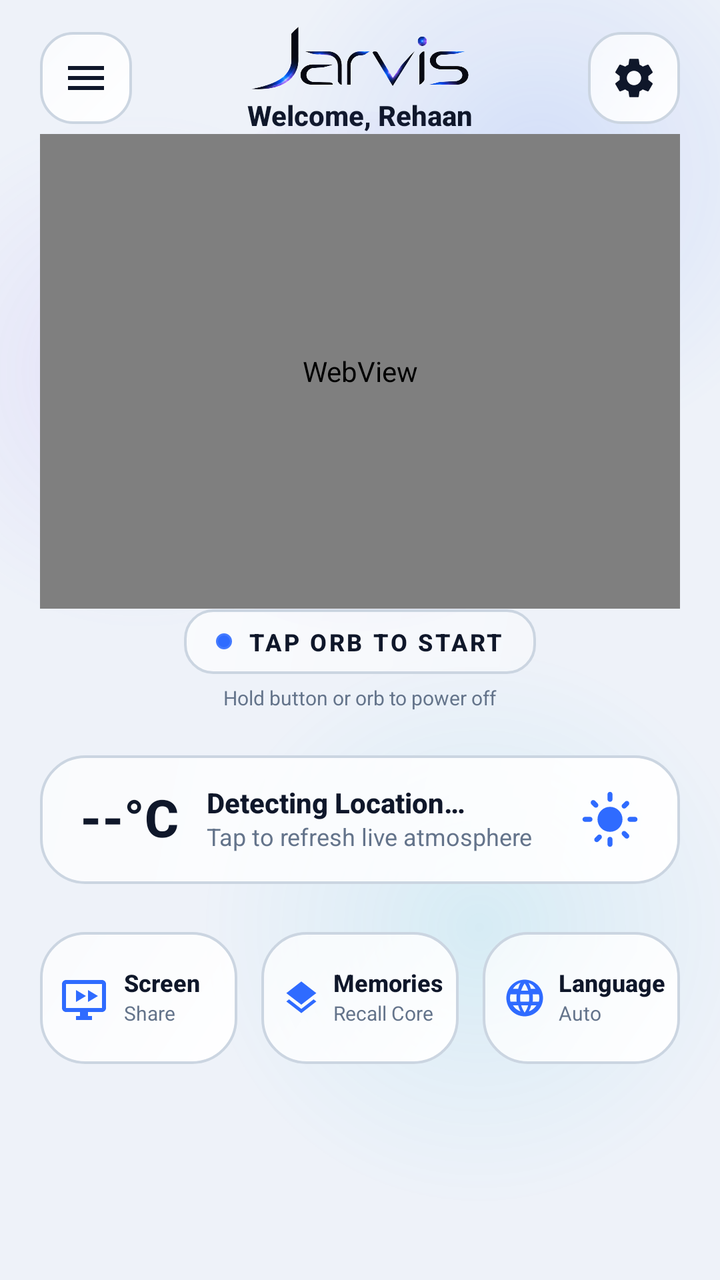
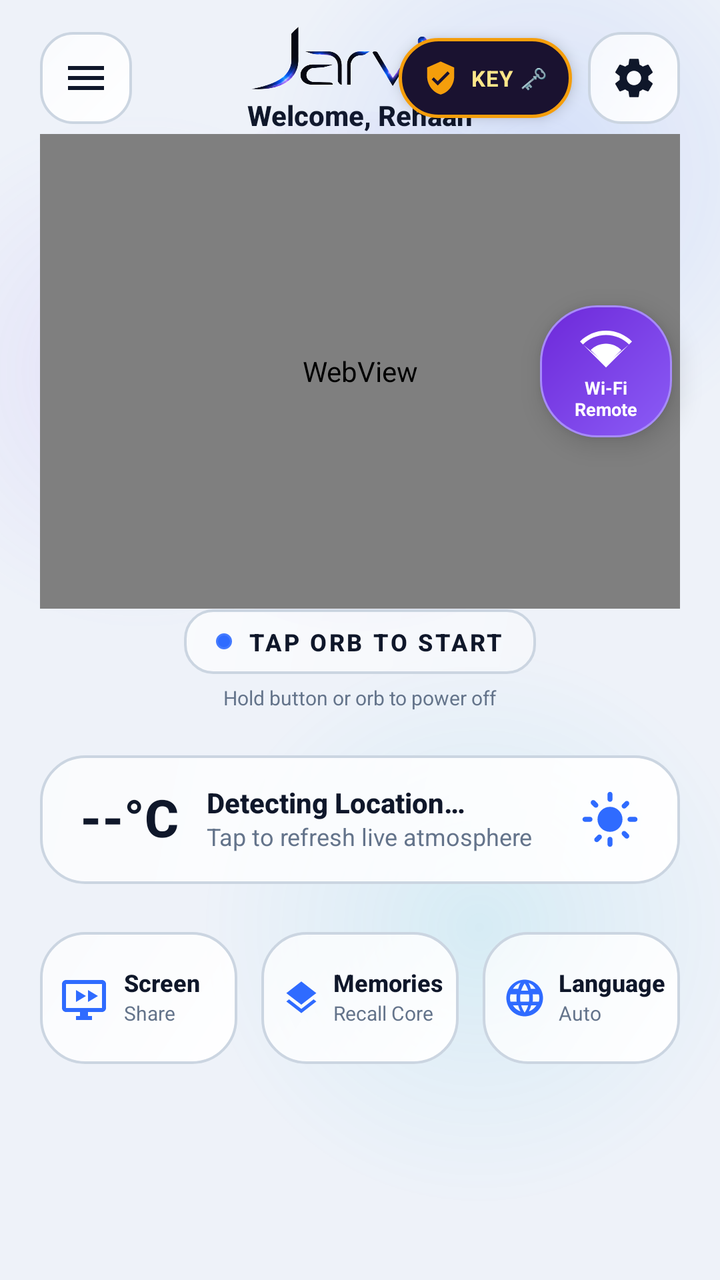

Screens rendered from an Android XML layout before and after an edit, with the pre-edit source and the edit as a unified diff.
<!-- AndroidManifest.xml: application theme Theme.JarvisAssistant -->
<!-- res/layout/fragment_home.xml -->
<?xml version="1.0" encoding="utf-8"?>
<androidx.constraintlayout.widget.ConstraintLayout
    xmlns:android="http://schemas.android.com/apk/res/android"
    xmlns:app="http://schemas.android.com/apk/res-auto"
    android:layout_width="match_parent"
    android:layout_height="match_parent"
    android:background="?attr/themeBg"
    android:clipChildren="false"
    android:clipToPadding="false"
    android:paddingStart="20dp"
    android:paddingEnd="20dp"
    android:paddingTop="16dp"
    android:paddingBottom="96dp">

    
    <View
        android:id="@+id/glowOrbTopRight"
        android:layout_width="280dp"
        android:layout_height="280dp"
        android:layout_marginTop="-70dp"
        android:layout_marginEnd="-70dp"
        android:background="?attr/themeGlowBlob1"
        app:layout_constraintTop_toTopOf="parent"
        app:layout_constraintEnd_toEndOf="parent" />

    <View
        android:id="@+id/glowOrbCenterLeft"
        android:layout_width="260dp"
        android:layout_height="260dp"
        android:layout_marginStart="-80dp"
        android:background="?attr/themeGlowBlob2"
        app:layout_constraintTop_toTopOf="@id/orbContainer"
        app:layout_constraintBottom_toBottomOf="@id/orbContainer"
        app:layout_constraintStart_toStartOf="parent" />

    <View
        android:id="@+id/glowOrbBottom"
        android:layout_width="280dp"
        android:layout_height="280dp"
        android:layout_marginBottom="-60dp"
        android:layout_marginEnd="-40dp"
        android:background="?attr/themeGlowBlob3"
        app:layout_constraintBottom_toBottomOf="parent"
        app:layout_constraintEnd_toEndOf="parent" />

    
    <ImageButton
        android:id="@+id/btnTopChat"
        android:layout_width="46dp"
        android:layout_height="46dp"
        android:background="@drawable/bg_jarvis_icon_square"
        android:src="@drawable/ic_menu"
        app:tint="?attr/themeTextPrimary"
        android:contentDescription="Open Menu Drawer"
        app:layout_constraintTop_toTopOf="parent"
        app:layout_constraintStart_toStartOf="parent" />

    <LinearLayout
        android:id="@+id/layoutTitle"
        android:layout_width="wrap_content"
        android:layout_height="wrap_content"
        android:orientation="vertical"
        android:gravity="center"
        app:layout_constraintTop_toTopOf="@id/btnTopChat"
        app:layout_constraintBottom_toBottomOf="@id/btnTopChat"
        app:layout_constraintStart_toStartOf="parent"
        app:layout_constraintEnd_toEndOf="parent">

        <ImageView
            android:id="@+id/ivHeaderJarvisLogo"
            android:layout_width="110dp"
            android:layout_height="34dp"
            android:src="@drawable/ic_jarvis_logo"
            android:scaleType="fitCenter"
            android:contentDescription="Jarvis Logo" />

        <TextView
            android:id="@+id/tvGreeting"
            android:layout_width="wrap_content"
            android:layout_height="wrap_content"
            android:text="Welcome, Rehaan"
            android:textColor="?attr/themeTextPrimary"
            android:textSize="14sp"
            android:textStyle="bold"
            android:fontFamily="sans-serif-medium"
            android:layout_marginTop="2dp" />
    </LinearLayout>

    <ImageButton
        android:id="@+id/btnTopSettings"
        android:layout_width="46dp"
        android:layout_height="46dp"
        android:background="@drawable/bg_jarvis_icon_square"
        android:src="@drawable/ic_nav_settings"
        app:tint="?attr/themeTextPrimary"
        android:contentDescription="Settings"
        app:layout_constraintTop_toTopOf="parent"
        app:layout_constraintEnd_toEndOf="parent" />

    
    <FrameLayout
        android:id="@+id/orbContainer"
        android:layout_width="match_parent"
        android:layout_height="0dp"
        android:clipChildren="false"
        android:clipToPadding="false"
        app:layout_constraintHeight_percent="0.45"
        app:layout_constraintVertical_bias="0.45"
        app:layout_constraintTop_toBottomOf="@id/layoutTitle"
        app:layout_constraintBottom_toTopOf="@id/layoutStatusIndicator"
        app:layout_constraintStart_toStartOf="parent"
        app:layout_constraintEnd_toEndOf="parent">

        <View
            android:id="@+id/orbHaloRing"
            android:layout_width="260dp"
            android:layout_height="260dp"
            android:layout_gravity="center"
            android:background="@drawable/bg_jarvis_orb_halo" />

        <WebView
            android:id="@+id/orbWebView"
            android:layout_width="match_parent"
            android:layout_height="match_parent"
            android:layout_gravity="center"
            android:background="@android:color/transparent" />
    </FrameLayout>

    
    <LinearLayout
        android:id="@+id/layoutStatusIndicator"
        android:layout_width="wrap_content"
        android:layout_height="wrap_content"
        android:orientation="vertical"
        android:gravity="center"
        android:layout_marginBottom="22dp"
        app:layout_constraintBottom_toTopOf="@id/cardWeather"
        app:layout_constraintStart_toStartOf="parent"
        app:layout_constraintEnd_toEndOf="parent">

        <LinearLayout
            android:layout_width="wrap_content"
            android:layout_height="wrap_content"
            android:orientation="horizontal"
            android:gravity="center_vertical"
            android:background="@drawable/bg_jarvis_status_badge"
            android:paddingHorizontal="16dp"
            android:paddingVertical="8dp">

            <View
                android:id="@+id/dotStatusGlow"
                android:layout_width="8dp"
                android:layout_height="8dp"
                android:background="@drawable/bg_jarvis_mic_center"
                android:backgroundTint="?attr/themeAccent" />

            <TextView
                android:id="@+id/tvListeningStatus"
                android:layout_width="wrap_content"
                android:layout_height="wrap_content"
                android:text="TAP ORB TO START"
                android:textColor="?attr/themeTextPrimary"
                android:textSize="12sp"
                android:letterSpacing="0.10"
                android:textStyle="bold"
                android:fontFamily="sans-serif-medium"
                android:layout_marginStart="8dp" />
        </LinearLayout>

        <TextView
            android:id="@+id/tvHoldHint"
            android:layout_width="wrap_content"
            android:layout_height="wrap_content"
            android:text="Hold button or orb to power off"
            android:textColor="?attr/themeTextMuted"
            android:textSize="10sp"
            android:fontFamily="sans-serif"
            android:layout_marginTop="5dp" />
    </LinearLayout>

    
    <LinearLayout
        android:id="@+id/cardWeather"
        android:layout_width="match_parent"
        android:layout_height="wrap_content"
        android:orientation="horizontal"
        android:gravity="center_vertical"
        android:background="@drawable/bg_jarvis_action_card"
        android:paddingStart="20dp"
        android:paddingEnd="20dp"
        android:paddingTop="16dp"
        android:paddingBottom="16dp"
        android:clickable="true"
        android:focusable="true"
        android:layout_marginBottom="24dp"
        app:layout_constraintBottom_toTopOf="@id/layoutActionGrid"
        app:layout_constraintStart_toStartOf="parent"
        app:layout_constraintEnd_toEndOf="parent">

        <TextView
            android:id="@+id/tvTemperature"
            android:layout_width="wrap_content"
            android:layout_height="wrap_content"
            android:text="--°C"
            android:textColor="?attr/themeTextPrimary"
            android:textSize="26sp"
            android:fontFamily="sans-serif-medium"
            android:textStyle="bold"
            android:includeFontPadding="false"
            android:layout_marginEnd="14dp" />

        <LinearLayout
            android:layout_width="0dp"
            android:layout_height="wrap_content"
            android:layout_weight="1"
            android:orientation="vertical">

            <TextView
                android:id="@+id/tvWeatherCondition"
                android:layout_width="wrap_content"
                android:layout_height="wrap_content"
                android:text="Detecting Location&#8230;"
                android:textColor="?attr/themeTextPrimary"
                android:textSize="14sp"
                android:fontFamily="sans-serif-medium"
                android:textStyle="bold"
                android:includeFontPadding="false" />

            <TextView
                android:id="@+id/tvWeatherDetails"
                android:layout_width="wrap_content"
                android:layout_height="wrap_content"
                android:text="Tap to refresh live atmosphere"
                android:textColor="?attr/themeTextMuted"
                android:textSize="12sp"
                android:fontFamily="sans-serif"
                android:includeFontPadding="false"
                android:layout_marginTop="2dp" />
        </LinearLayout>

        <ImageView
            android:id="@+id/ivWeatherIcon"
            android:layout_width="30dp"
            android:layout_height="30dp"
            android:src="@drawable/ic_weather_sun"
            app:tint="?attr/themeAccent"
            android:contentDescription="Weather"
            android:layout_marginStart="8dp" />
    </LinearLayout>

    
    <LinearLayout
        android:id="@+id/layoutActionGrid"
        android:layout_width="match_parent"
        android:layout_height="wrap_content"
        android:orientation="horizontal"
        android:layout_marginBottom="12dp"
        app:layout_constraintBottom_toBottomOf="parent"
        app:layout_constraintStart_toStartOf="parent"
        app:layout_constraintEnd_toEndOf="parent">

        
        <LinearLayout
            android:id="@+id/btnScreenShareQuick"
            android:layout_width="0dp"
            android:layout_height="66dp"
            android:layout_weight="1"
            android:layout_marginEnd="6dp"
            android:background="@drawable/bg_jarvis_action_card"
            android:orientation="horizontal"
            android:gravity="center_vertical"
            android:paddingStart="10dp"
            android:paddingEnd="6dp"
            android:clickable="true"
            android:focusable="true"
            android:contentDescription="Start or stop screen sharing">

            <ImageView
                android:layout_width="24dp"
                android:layout_height="24dp"
                android:src="@drawable/ic_screen_share"
                app:tint="?attr/themeAccent"
                android:layout_marginEnd="8dp" />

            <LinearLayout
                android:layout_width="wrap_content"
                android:layout_height="wrap_content"
                android:orientation="vertical">

                <TextView
                    android:layout_width="wrap_content"
                    android:layout_height="wrap_content"
                    android:text="Screen"
                    android:textColor="?attr/themeTextPrimary"
                    android:textSize="12sp"
                    android:textStyle="bold"
                    android:fontFamily="sans-serif-medium"
                    android:includeFontPadding="false" />

                <TextView
                    android:id="@+id/tvQuickScreenShareStatus"
                    android:layout_width="wrap_content"
                    android:layout_height="wrap_content"
                    android:text="Share"
                    android:textColor="?attr/themeTextMuted"
                    android:textSize="10sp"
                    android:fontFamily="sans-serif"
                    android:includeFontPadding="false"
                    android:layout_marginTop="2dp" />
            </LinearLayout>
        </LinearLayout>

        
        <LinearLayout
            android:id="@+id/btnSavedMemories"
            android:layout_width="0dp"
            android:layout_height="66dp"
            android:layout_weight="1"
            android:layout_marginStart="6dp"
            android:layout_marginEnd="6dp"
            android:background="@drawable/bg_jarvis_action_card"
            android:orientation="horizontal"
            android:gravity="center_vertical"
            android:paddingStart="10dp"
            android:paddingEnd="6dp"
            android:clickable="true"
            android:focusable="true">

            <ImageView
                android:layout_width="20dp"
                android:layout_height="20dp"
                android:src="@drawable/ic_stack_memory"
                app:tint="?attr/themeAccent"
                android:layout_marginEnd="6dp" />

            <LinearLayout
                android:layout_width="wrap_content"
                android:layout_height="wrap_content"
                android:orientation="vertical">

                <TextView
                    android:layout_width="wrap_content"
                    android:layout_height="wrap_content"
                    android:text="Memories"
                    android:textColor="?attr/themeTextPrimary"
                    android:textSize="12sp"
                    android:textStyle="bold"
                    android:fontFamily="sans-serif-medium"
                    android:includeFontPadding="false" />

                <TextView
                    android:layout_width="wrap_content"
                    android:layout_height="wrap_content"
                    android:text="Recall Core"
                    android:textColor="?attr/themeTextMuted"
                    android:textSize="10sp"
                    android:fontFamily="sans-serif"
                    android:includeFontPadding="false"
                    android:layout_marginTop="2dp" />
            </LinearLayout>
        </LinearLayout>

        
        <LinearLayout
            android:id="@+id/btnConversationLanguageQuick"
            android:layout_width="0dp"
            android:layout_height="66dp"
            android:layout_weight="1"
            android:layout_marginStart="6dp"
            android:background="@drawable/bg_jarvis_action_card"
            android:orientation="horizontal"
            android:gravity="center_vertical"
            android:paddingStart="10dp"
            android:paddingEnd="6dp"
            android:clickable="true"
            android:focusable="true">

            <ImageView
                android:layout_width="22dp"
                android:layout_height="22dp"
                android:src="@drawable/ic_settings_language"
                app:tint="?attr/themeAccent"
                android:layout_marginEnd="6dp" />

            <LinearLayout
                android:layout_width="wrap_content"
                android:layout_height="wrap_content"
                android:orientation="vertical">

                <TextView
                    android:layout_width="wrap_content"
                    android:layout_height="wrap_content"
                    android:text="Language"
                    android:textColor="?attr/themeTextPrimary"
                    android:textSize="12sp"
                    android:textStyle="bold"
                    android:fontFamily="sans-serif-medium"
                    android:includeFontPadding="false" />

                <TextView
                    android:id="@+id/tvQuickLanguageStatus"
                    android:layout_width="wrap_content"
                    android:layout_height="wrap_content"
                    android:text="Auto"
                    android:textColor="?attr/themeTextMuted"
                    android:textSize="10sp"
                    android:fontFamily="sans-serif"
                    android:singleLine="true"
                    android:maxLines="1"
                    android:ellipsize="end"
                    android:includeFontPadding="false"
                    android:layout_marginTop="2dp" />
            </LinearLayout>
        </LinearLayout>

    </LinearLayout>

    
    <LinearLayout
        android:id="@+id/cardLiveError"
        android:layout_width="0dp"
        android:layout_height="wrap_content"
        android:orientation="vertical"
        android:background="@drawable/bg_jarvis_error_card"
        android:padding="20dp"
        android:layout_marginStart="24dp"
        android:layout_marginEnd="24dp"
        android:elevation="32dp"
        android:translationZ="32dp"
        android:clickable="true"
        android:focusable="true"
        android:visibility="gone"
        app:layout_constraintTop_toTopOf="@id/orbContainer"
        app:layout_constraintBottom_toBottomOf="@id/orbContainer"
        app:layout_constraintStart_toStartOf="parent"
        app:layout_constraintEnd_toEndOf="parent">

        <LinearLayout
            android:layout_width="match_parent"
            android:layout_height="wrap_content"
            android:orientation="horizontal"
            android:gravity="center_vertical">

            <ImageView
                android:id="@+id/ivLiveErrorIcon"
                android:layout_width="24dp"
                android:layout_height="24dp"
                android:src="@drawable/ic_warning"
                app:tint="#EF4444" />

            <TextView
                android:id="@+id/tvLiveErrorTitle"
                android:layout_width="0dp"
                android:layout_height="wrap_content"
                android:layout_weight="1"
                android:layout_marginStart="10dp"
                android:text="API KEY ERROR"
                android:textColor="#EF4444"
                android:textSize="14sp"
                android:letterSpacing="0.08"
                android:fontFamily="sans-serif-medium"
                android:textStyle="bold" />

            <ImageButton
                android:id="@+id/btnDismissLiveError"
                android:layout_width="36dp"
                android:layout_height="36dp"
                android:background="?attr/selectableItemBackgroundBorderless"
                android:src="@drawable/ic_close"
                app:tint="?attr/themeTextMuted"
                android:contentDescription="Dismiss" />
        </LinearLayout>

        <TextView
            android:id="@+id/tvLiveErrorMessage"
            android:layout_width="match_parent"
            android:layout_height="wrap_content"
            android:layout_marginTop="10dp"
            android:text="Google rejected the API key: 400 Bad Request. Please update your API key in Settings."
            android:textColor="?attr/themeTextPrimary"
            android:textSize="13sp"
            android:lineSpacingExtra="3dp" />

        <Button
            android:id="@+id/btnFixLiveError"
            android:layout_width="wrap_content"
            android:layout_height="40dp"
            android:layout_marginTop="14dp"
            android:paddingHorizontal="20dp"
            android:text="OPEN API SETTINGS"
            android:textSize="12sp"
            android:textStyle="bold"
            android:background="@drawable/bg_jarvis_pill_button"
            app:backgroundTint="@null"
            android:textColor="#FFFFFF" />
    </LinearLayout>

</androidx.constraintlayout.widget.ConstraintLayout>
<!-- resources referenced by this layout -->
<resources>
  <!-- drawable bg_jarvis_orb_halo (drawable) -->
  <?xml version="1.0" encoding="utf-8"?>
  <shape xmlns:android="http://schemas.android.com/apk/res/android"
      android:shape="oval">
      <gradient
          android:type="radial"
          android:gradientRadius="160dp"
          android:startColor="#1F5B8CFF"
          android:centerColor="#0D8B5CF6"
          android:endColor="#00000000" />
  </shape>
  <!-- drawable ic_menu (drawable) -->
  <vector xmlns:android="http://schemas.android.com/apk/res/android"
      android:width="24dp"
      android:height="24dp"
      android:viewportWidth="24"
      android:viewportHeight="24">
      <path
          android:fillColor="@color/naira_text_pink"
          android:pathData="M3,18h18v-2H3v2zm0,-5h18v-2H3v2zm0,-7v2h18V6H3z" />
  </vector>
  <!-- drawable ic_warning (drawable) -->
  <vector xmlns:android="http://schemas.android.com/apk/res/android"
      android:width="24dp"
      android:height="24dp"
      android:viewportWidth="24"
      android:viewportHeight="24">
    <path
        android:fillColor="#FFFFFFFF"
        android:pathData="M1,21h22L12,2 1,21zM13,18h-2v-2h2v2zM13,14h-2v-4h2v4z"/>
  </vector>
  <style name="Theme.JarvisAssistant" parent="Theme.JarvisAssistant.Light" />
  <color name="naira_text_pink">#475569</color>
  <!-- drawable bg_liquid_glow_light_2 (drawable) -->
  <?xml version="1.0" encoding="utf-8"?>
  <shape xmlns:android="http://schemas.android.com/apk/res/android"
      android:shape="oval">
      <gradient
          android:type="radial"
          android:gradientRadius="130dp"
          android:startColor="#208B5CF6"
          android:centerColor="#0D8B5CF6"
          android:endColor="#008B5CF6" />
  </shape>
  <!-- drawable bg_liquid_glow_light_3 (drawable) -->
  <?xml version="1.0" encoding="utf-8"?>
  <shape xmlns:android="http://schemas.android.com/apk/res/android"
      android:shape="oval">
      <gradient
          android:type="radial"
          android:gradientRadius="140dp"
          android:startColor="#1A06B6D4"
          android:centerColor="#0B06B6D4"
          android:endColor="#0006B6D4" />
  </shape>
  <!-- unchanged entries left out for length: 15 -->
</resources>

<!-- the commit's change to res/layout/fragment_home.xml (unified diff, before → after) -->
@@ -86,6 +86,43 @@
             android:layout_marginTop="2dp" />
     </LinearLayout>
 
+    
+    <LinearLayout
+        android:id="@+id/btnTopPremiumBadge"
+        android:layout_width="wrap_content"
+        android:layout_height="40dp"
+        android:orientation="horizontal"
+        android:gravity="center_vertical"
+        android:background="@drawable/bg_vip_premium_pill"
+        android:paddingHorizontal="12dp"
+        android:layout_marginEnd="8dp"
+        android:elevation="4dp"
+        android:clickable="true"
+        android:focusable="true"
+        app:layout_constraintTop_toTopOf="@id/btnTopSettings"
+        app:layout_constraintBottom_toBottomOf="@id/btnTopSettings"
+        app:layout_constraintEnd_toStartOf="@id/btnTopSettings">
+
+        <ImageView
+            android:id="@+id/ivTopPremiumIcon"
+            android:layout_width="18dp"
+            android:layout_height="18dp"
+            android:src="@drawable/ic_settings_shield"
+            app:tint="#F59E0B"
+            android:contentDescription="Premium Shield" />
+
+        <TextView
+            android:id="@+id/tvTopPremiumBadge"
+            android:layout_width="wrap_content"
+            android:layout_height="wrap_content"
+            android:text="KEY 🗝️"
+            android:textColor="#FDE68A"
+            android:textSize="11sp"
+            android:textStyle="bold"
+            android:letterSpacing="0.04"
+            android:layout_marginStart="6dp" />
+    </LinearLayout>
+
     <ImageButton
         android:id="@+id/btnTopSettings"
         android:layout_width="46dp"
@@ -125,6 +162,44 @@
             android:layout_gravity="center"
             android:background="@android:color/transparent" />
     </FrameLayout>
+
+    
+    <LinearLayout
+        android:id="@+id/btnWifiRemoteShortcut"
+        android:layout_width="66dp"
+        android:layout_height="66dp"
+        android:orientation="vertical"
+        android:gravity="center"
+        android:padding="6dp"
+        android:clickable="true"
+        android:focusable="true"
+        android:foreground="?attr/selectableItemBackgroundBorderless"
+        android:background="@drawable/bg_nexus_purple_btn"
+        android:elevation="8dp"
+        android:layout_marginEnd="4dp"
+        app:layout_constraintTop_toTopOf="@id/orbContainer"
+        app:layout_constraintBottom_toBottomOf="@id/orbContainer"
+        app:layout_constraintEnd_toEndOf="parent">
+
+        <ImageView
+            android:layout_width="26dp"
+            android:layout_height="26dp"
+            android:src="@drawable/ic_nexus_wifi"
+            app:tint="#FFFFFF"
+            android:contentDescription="Wi-Fi Remote" />
+
+        <TextView
+            android:layout_width="wrap_content"
+            android:layout_height="wrap_content"
+            android:text="Wi-Fi\nRemote"
+            android:textAlignment="center"
+            android:textColor="#FFFFFF"
+            android:textSize="9sp"
+            android:textStyle="bold"
+            android:includeFontPadding="false"
+            android:lineSpacingExtra="0dp"
+            android:layout_marginTop="2dp" />
+    </LinearLayout>
 
     
     <LinearLayout
<!-- resource entries referenced after the edit -->
@@ -11,6 +11,29 @@
           android:centerColor="#0D8B5CF6"
           android:endColor="#00000000" />
   </shape>
+  <!-- drawable bg_nexus_purple_btn (drawable) -->
+  <?xml version="1.0" encoding="utf-8"?>
+  <shape xmlns:android="http://schemas.android.com/apk/res/android"
+      android:shape="rectangle">
+      <gradient
+          android:angle="135"
+          android:startColor="#8B5CF6"
+          android:endColor="#6D28D9" />
+      <corners android:radius="28dp" />
+      <stroke
+          android:width="1dp"
+          android:color="#A78BFA" />
+  </shape>
+  <!-- drawable bg_vip_premium_pill (drawable) -->
+  <?xml version="1.0" encoding="utf-8"?>
+  <shape xmlns:android="http://schemas.android.com/apk/res/android"
+      android:shape="rectangle">
+      <corners android:radius="20dp" />
+      <solid android:color="#1A1230" />
+      <stroke
+          android:width="1.5dp"
+          android:color="#F59E0B" />
+  </shape>
   <!-- drawable ic_menu (drawable) -->
   <vector xmlns:android="http://schemas.android.com/apk/res/android"
       android:width="24dp"
@@ -20,6 +43,29 @@
       <path
           android:fillColor="@color/naira_text_pink"
           android:pathData="M3,18h18v-2H3v2zm0,-5h18v-2H3v2zm0,-7v2h18V6H3z" />
+  </vector>
+  <!-- drawable ic_nexus_wifi (drawable) -->
+  <vector xmlns:android="http://schemas.android.com/apk/res/android"
+      android:width="24dp"
+      android:height="24dp"
+      android:viewportWidth="24"
+      android:viewportHeight="24">
+      <path
+          android:fillColor="#FFFFFFFF"
+          android:pathData="M12,4C7.31,4 3.07,5.9 0,8.98L12,21L24,8.98C20.93,5.9 16.69,4 12,4ZM12,6C16.14,6 19.89,7.67 22.65,10.37L12,19.33L1.35,10.37C4.11,7.67 7.86,6 12,6Z" />
+      <path
+          android:fillColor="#FFFFFFFF"
+          android:pathData="M12,10C9.24,10 6.74,11.12 4.93,12.93L12,20.01L19.07,12.94C17.26,11.12 14.76,10 12,10Z" />
+  </vector>
+  <!-- drawable ic_settings_shield (drawable) -->
+  <vector xmlns:android="http://schemas.android.com/apk/res/android"
+      android:width="24dp"
+      android:height="24dp"
+      android:viewportWidth="24"
+      android:viewportHeight="24">
+      <path
+          android:fillColor="@color/naira_red_bright"
+          android:pathData="M12,1L3,5v6c0,5.55 3.84,10.74 9,12 5.16,-1.26 9,-6.45 9,-12V5l-9,-4zM10,17l-4,-4 1.41,-1.41L10,14.17l6.59,-6.59L18,9l-8,8z" />
   </vector>
   <!-- drawable ic_warning (drawable) -->
   <vector xmlns:android="http://schemas.android.com/apk/res/android"
@@ -33,6 +79,7 @@
   </vector>
   <style name="Theme.JarvisAssistant" parent="Theme.JarvisAssistant.Light" />
   <color name="naira_text_pink">#475569</color>
+  <color name="naira_red_bright">#2563EB</color>
   <!-- drawable bg_liquid_glow_light_2 (drawable) -->
   <?xml version="1.0" encoding="utf-8"?>
   <shape xmlns:android="http://schemas.android.com/apk/res/android"
